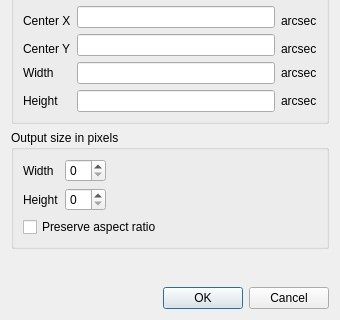
j0r1/GRALE2, file pygrale/grale/editor/exportareadialog.ui: the form before one commit; both pictures show x 0 to 340 and y 161 to 481 of the 340 by 481 pixel window.
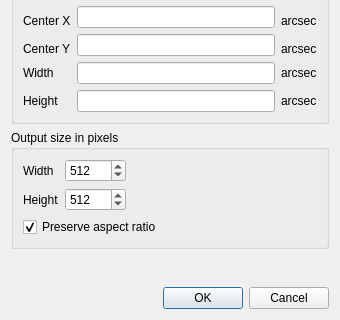
The form after the commit. Custom widgets are drawn as their Qt base class.

Commit message:
Very basic export view/area works
Still need to make aspect ratio conservation work

Diff of the .ui file:
```diff
--- a/pygrale/grale/editor/exportareadialog.ui
+++ b/pygrale/grale/editor/exportareadialog.ui
@@ -175,10 +175,30 @@
              </widget>
             </item>
             <item row="0" column="1">
-             <widget class="QSpinBox" name="spinBox"/>
+             <widget class="QSpinBox" name="m_widthPixelsBox">
+              <property name="minimum">
+               <number>1</number>
+              </property>
+              <property name="maximum">
+               <number>65536</number>
+              </property>
+              <property name="value">
+               <number>512</number>
+              </property>
+             </widget>
             </item>
             <item row="1" column="1">
-             <widget class="QSpinBox" name="spinBox_2"/>
+             <widget class="QSpinBox" name="m_heightPixelsBox">
+              <property name="minimum">
+               <number>1</number>
+              </property>
+              <property name="maximum">
+               <number>65536</number>
+              </property>
+              <property name="value">
+               <number>512</number>
+              </property>
+             </widget>
             </item>
             <item row="0" column="2">
              <spacer name="horizontalSpacer_2">
@@ -200,6 +220,9 @@
             <property name="text">
              <string>Preserve aspect ratio</string>
             </property>
+            <property name="checked">
+             <bool>true</bool>
+            </property>
            </widget>
           </item>
          </layout>
```
Left out of the diff: 14 changed lines with no effect on the pictures. The commit also changes 2 other files.
